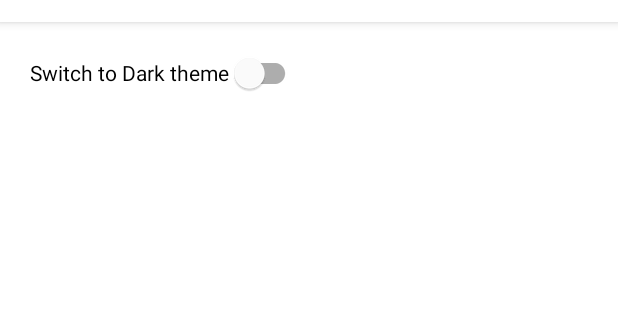
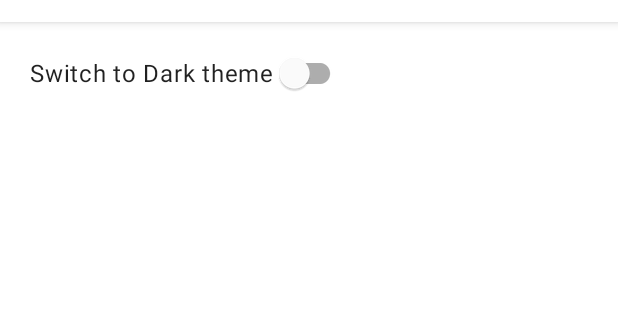
Before and after one commit to fat-hamster/android-lesson3, an Android app: the screen it shows after launch (Settings), in the options menu, after a tap on "Settings", on a phone screen of 412 x 824 dp, the part 62-382 px from its top. Run offline under Robolectric (Android 15) with nearby library versions, the phone set to English and light mode, and no system bars.

Commit message:
закончил 5-е ДЗ. получилось плохо, но я уже не успеваю

```diff
--- a/app/src/main/java/com/example/mysimplecalculator/MainActivity.java
+++ b/app/src/main/java/com/example/mysimplecalculator/MainActivity.java
@@ -3,6 +3,7 @@ package com.example.mysimplecalculator;
 import androidx.annotation.NonNull;
 import androidx.appcompat.app.AppCompatActivity;
 
+import android.annotation.SuppressLint;
 import android.app.Activity;
 import android.content.Intent;
 import android.os.Build;
@@ -29,6 +30,7 @@ public class MainActivity extends AppCompatActivity {
     private final static String CALC_VALUES = "CalcValues";
     static final String TAG = "MySimpleCalculator";
     protected static Boolean dark = false;
+    @SuppressLint("StaticFieldLeak")
     protected static Activity mainActivity = null;
 
     @Override
--- a/app/src/main/java/com/example/mysimplecalculator/Settings.java
+++ b/app/src/main/java/com/example/mysimplecalculator/Settings.java
@@ -47,7 +47,7 @@ public class Settings extends AppCompatActivity {
         switch (item.getItemId()) {
             case android.R.id.home:
                 this.finish();
-                if(MainActivity.mainActivity != null) {
+                if(MainActivity.mainActivity != null) { // костыль, но по другому у меня не получалось
                     MainActivity.mainActivity.finish();
                     Intent back = new Intent(MainActivity.mainActivity, MainActivity.class);
                     startActivity(back);
--- a/app/src/main/res/layout/activity_about.xml
+++ b/app/src/main/res/layout/activity_about.xml
@@ -8,6 +8,7 @@
 
     <com.google.android.material.textview.MaterialTextView
         android:id="@+id/textAbout"
+        style="@style/TextAppearance.AppCompat.Body1"
         android:layout_width="wrap_content"
         android:layout_height="wrap_content"
         android:layout_margin="10dp"
--- a/app/src/main/res/layout/activity_settings.xml
+++ b/app/src/main/res/layout/activity_settings.xml
@@ -8,6 +8,7 @@
 
     <com.google.android.material.switchmaterial.SwitchMaterial
         android:id="@+id/switchTheme"
+        style="@style/TextAppearance.MaterialComponents.Body1"
         android:layout_width="wrap_content"
         android:layout_height="wrap_content"
         android:layout_margin="10dp"
--- a/app/src/main/res/values/themes.xml
+++ b/app/src/main/res/values/themes.xml
@@ -17,17 +17,17 @@
         <item name="android:background">@color/white</item>
         <item name="android:windowBackground">@color/white</item>
         <item name="android:colorBackground">@color/white</item>
-
     </style>
 
     <style name="Theme.MySimpleCalculatorDark" parent="Theme.MaterialComponents.DayNight">
         <!-- Primary brand color. -->
         <item name="colorPrimary">@color/operation_background_dark</item>
         <item name="colorPrimaryVariant">@color/black</item>
-        <item name="colorOnPrimary">@color/black</item>
+        <item name="colorOnPrimary">@color/light_gray</item>
+
+        <item name="android:textViewStyle">@drawable/style_textview_dark</item>
         <!-- Status bar color. -->
-        <item name="android:statusBarColor" tools:targetApi="l">@color/operation_background_dark
-        </item>
+
         <!-- Customize your theme here. -->
         <item name="android:textColorPrimary">@color/white</item>
         <item name="android:textColorSecondary">@color/white</item>
@@ -37,6 +37,9 @@
         <item name="android:background">@color/black80</item>
         <item name="android:windowBackground">@color/black80</item>
         <item name="android:colorBackground">@color/black80</item>
+        <item name="textAppearanceBody1">@color/white</item>
+        <item name="android:itemBackground">@color/black</item>
+        <item name="android:textColor">@color/white</item>
     </style>
 
     <style name="DarkGrayButtons" parent="Theme.MySimpleCalculator">
```
Also changed, not shown: 1 other file.
